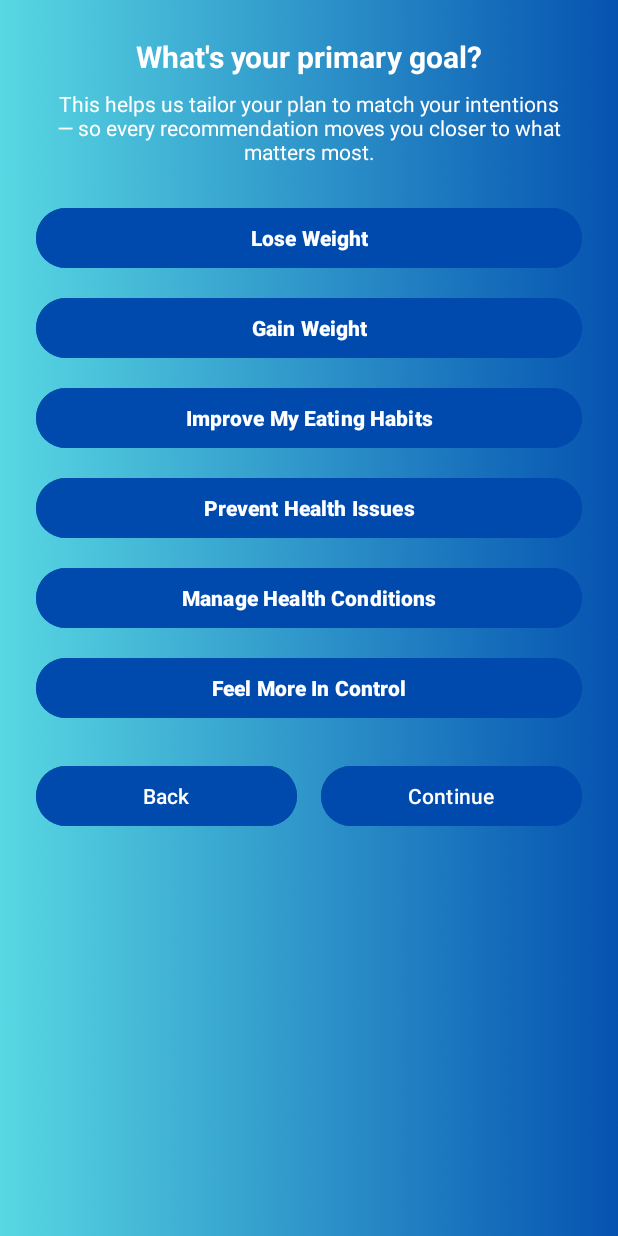
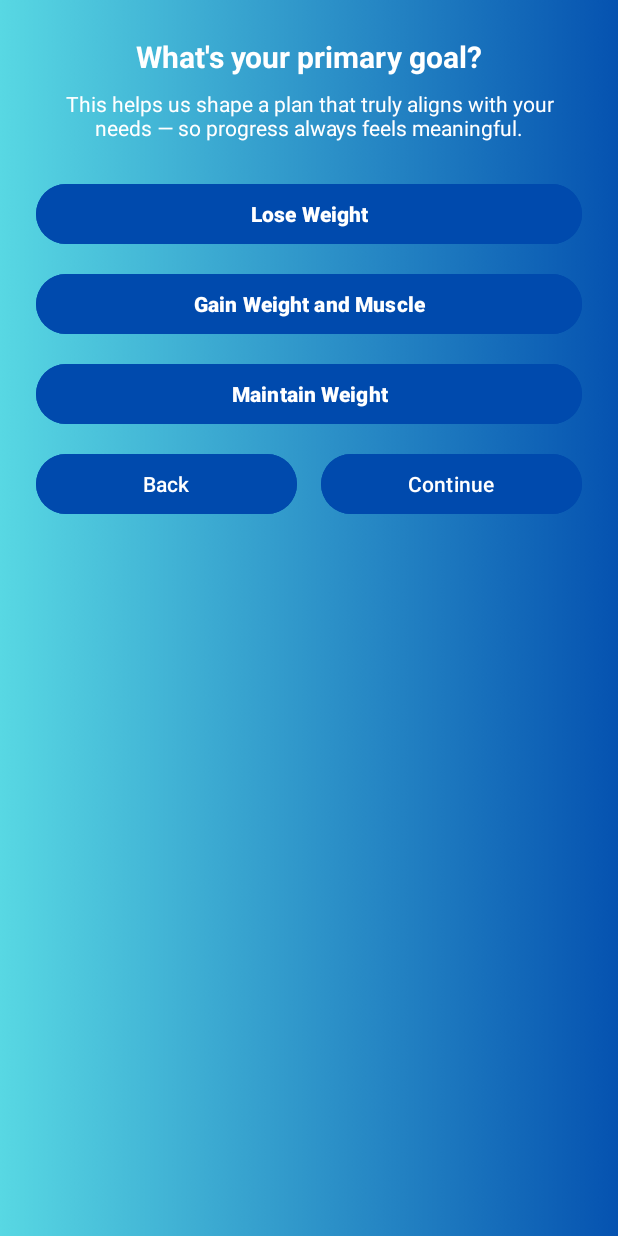
Before and after one commit to keyarvi/NutriMateApp, an Android app: the layout activity_primary_goal.xml on its own in the app's theme, with its tools: preview values and no code run, on a phone screen of 412 x 824 dp. Run offline under Robolectric (Android 15) with nearby library versions, the phone set to English and light mode, and no system bars.

Commit message:
MasterUI-stan

```diff
--- a/app/src/main/res/layout/activity_personalize_progress.xml
+++ b/app/src/main/res/layout/activity_personalize_progress.xml
@@ -35,7 +35,7 @@
 
         <!-- Subtitle -->
         <TextView
-            android:text="Knowing where you're starting and where you want to go helps us tailor your calorie and macro plan. (You can change this later)"
+            android:text="Your starting point and goals are key to building a plan that fits your nutritional needs."
             android:textSize="14sp"
             android:textColor="#FFFFFF"
             android:gravity="center"
--- a/app/src/main/res/layout/primary_goal.xml
+++ b/app/src/main/res/layout/activity_primary_goal.xml
@@ -45,7 +45,7 @@
                 android:id="@+id/subtitleText"
                 android:layout_width="match_parent"
                 android:layout_height="wrap_content"
-                android:text="This helps us tailor your plan to match your intentions — so every recommendation moves you closer to what matters most."
+                android:text="This helps us shape a plan that truly aligns with your needs — so progress always feels meaningful."
                 android:textSize="14sp"
                 android:textColor="@color/white"
                 android:textAlignment="center"
@@ -53,6 +53,7 @@
 
             <!-- Goal Option Buttons -->
             <Button
+                android:id="@+id/loseWeightBtn"
                 android:layout_width="match_parent"
                 android:layout_height="wrap_content"
                 android:layout_marginBottom="12dp"
@@ -62,49 +63,27 @@
                 android:textColor="@color/white" />
 
             <Button
+
+                android:id="@+id/gainMuscleBtn"
                 android:layout_width="match_parent"
                 android:layout_height="wrap_content"
                 android:layout_marginBottom="12dp"
-                android:text="Gain Weight"
-                android:textStyle="bold"
                 android:backgroundTint="#004AAD"
-                android:textColor="@color/white" />
+                android:text="Gain Weight and Muscle"
+                android:textColor="@color/white"
+                android:textStyle="bold" />
 
             <Button
+                android:id="@+id/maintainWeightBtn"
                 android:layout_width="match_parent"
                 android:layout_height="wrap_content"
                 android:layout_marginBottom="12dp"
-                android:text="Improve My Eating Habits"
-                android:textStyle="bold"
                 android:backgroundTint="#004AAD"
-                android:textColor="@color/white"  />
+                android:text="Maintain Weight"
+                android:textColor="@color/white"
+                android:textStyle="bold" />
 
-            <Button
-                android:layout_width="match_parent"
-                android:layout_height="wrap_content"
-                android:layout_marginBottom="12dp"
-                android:text="Prevent Health Issues"
-                android:textStyle="bold"
-                android:backgroundTint="#004AAD"
-                android:textColor="@color/white" />
 
-            <Button
-                android:layout_width="match_parent"
-                android:layout_height="wrap_content"
-                android:layout_marginBottom="12dp"
-                android:text="Manage Health Conditions"
-                android:textStyle="bold"
-                android:backgroundTint="#004AAD"
-                android:textColor="@color/white"  />
-
-            <Button
-                android:layout_width="match_parent"
-                android:layout_height="wrap_content"
-                android:layout_marginBottom="24dp"
-                android:text="Feel More In Control"
-                android:textStyle="bold"
-                android:backgroundTint="#004AAD"
-                android:textColor="@color/white"  />
 
             <!-- Navigation Buttons (Back + Continue) -->
             <LinearLayout
```
Also changed, not shown: app/src/main/AndroidManifest.xml (+8 -0 lines), app/src/main/java/com/example/nutrimateapp/PersonalizeProgressActivity.java (+37 -20 lines), app/src/main/java/com/example/nutrimateapp/PrimaryGoal.java (added, +63 -0 lines), app/src/main/res/drawable/gain_weight_card.png (deleted).
